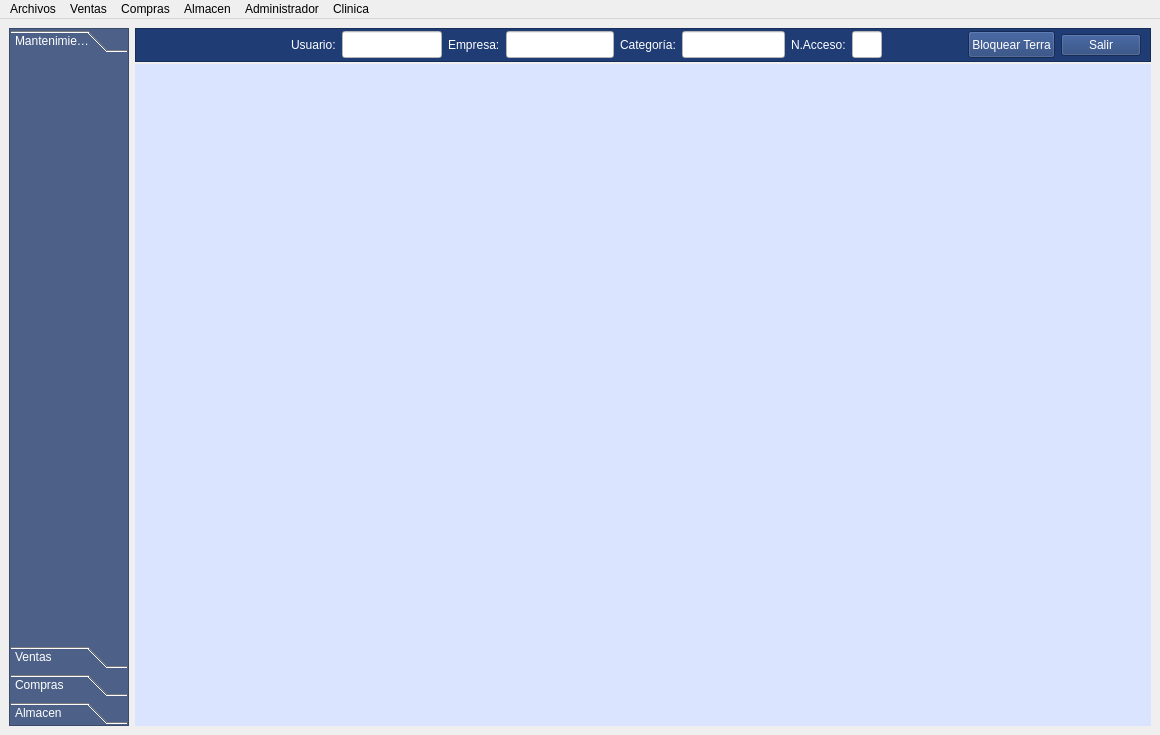
arcnexus/RedFoX, file mainwindow.ui: the form before one commit.
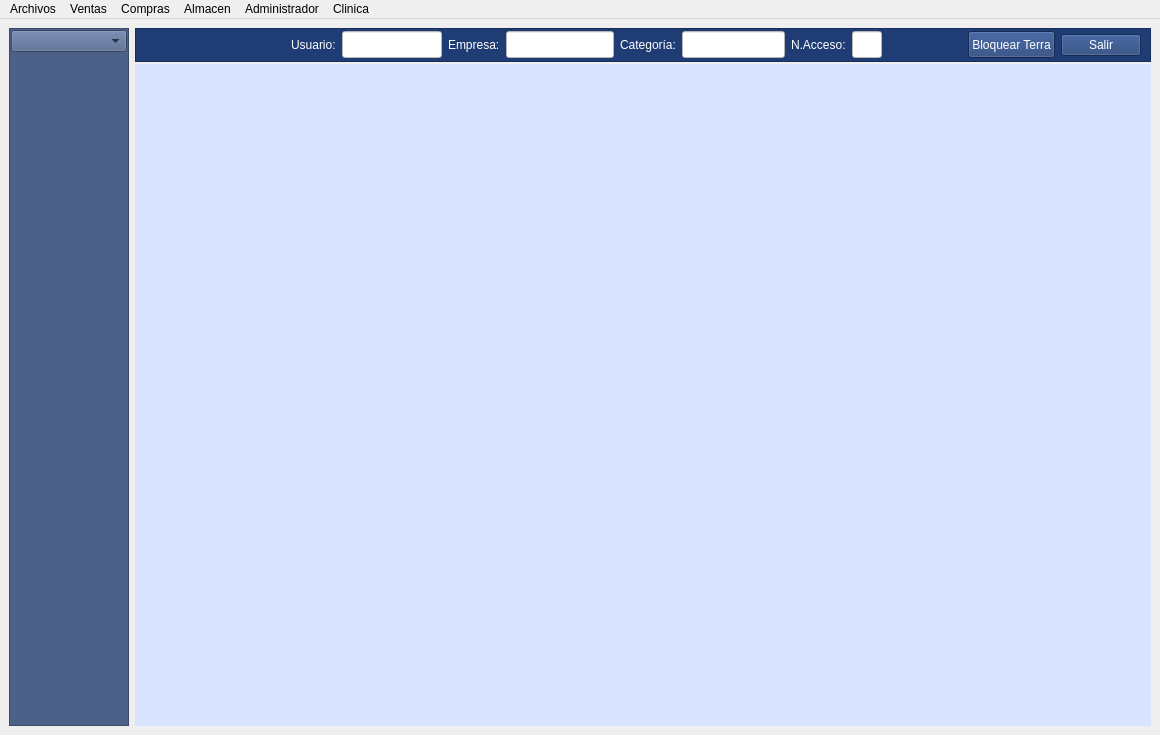
The form after the commit. Icons and pictures are not drawn.

Commit message: Cambio Toolbox por stacked widget

Patch:
```diff
--- a/mainwindow.ui
+++ b/mainwindow.ui
@@ -83,52 +83,24 @@
         <number>1</number>
        </property>
        <item>
-        <widget class="QToolBox" name="toolBox">
-         <property name="styleSheet">
-          <string notr="true">color: rgb(255, 255, 255);</string>
-         </property>
+        <widget class="QComboBox" name="comboBox"/>
+       </item>
+       <item>
+        <widget class="QStackedWidget" name="stackedWidget_2">
          <property name="currentIndex">
           <number>0</number>
          </property>
-         <widget class="QWidget" name="page_3">
-          <property name="geometry">
-           <rect>
-            <x>0</x>
-            <y>0</y>
-            <width>114</width>
-            <height>577</height>
-           </rect>
-          </property>
-          <attribute name="label">
-           <string>Mantenimientos</string>
-          </attribute>
-          <layout class="QVBoxLayout" name="verticalLayout_7"/>
+         <widget class="QWidget" name="page_manten">
+          <layout class="QVBoxLayout" name="verticalLayout_manten"/>
          </widget>
-         <widget class="QWidget" name="page_4">
-          <property name="geometry">
-           <rect>
-            <x>0</x>
-            <y>0</y>
-            <width>114</width>
-            <height>577</height>
-           </rect>
-          </property>
-          <attribute name="label">
-           <string>Ventas</string>
-          </attribute>
-          <layout class="QVBoxLayout" name="verticalLayout_15"/>
+         <widget class="QWidget" name="page_compras">
+          <layout class="QVBoxLayout" name="verticalLayout_compras"/>
          </widget>
-         <widget class="QWidget" name="Page_Compras">
-          <attribute name="label">
-           <string>Compras</string>
-          </attribute>
-          <layout class="QVBoxLayout" name="LayoutCompras"/>
+         <widget class="QWidget" name="page_ventas">
+          <layout class="QVBoxLayout" name="verticalLayout_ventas"/>
          </widget>
-         <widget class="QWidget" name="page_Almacen">
-          <attribute name="label">
-           <string>Almacen</string>
-          </attribute>
-          <layout class="QVBoxLayout" name="Layout_Almacen"/>
+         <widget class="QWidget" name="page_almacen">
+          <layout class="QVBoxLayout" name="verticalLayout_almacen"/>
          </widget>
         </widget>
        </item>
```
Left out of the diff: 15 changed lines with no effect on the pictures. The commit also changes 2 other files.
